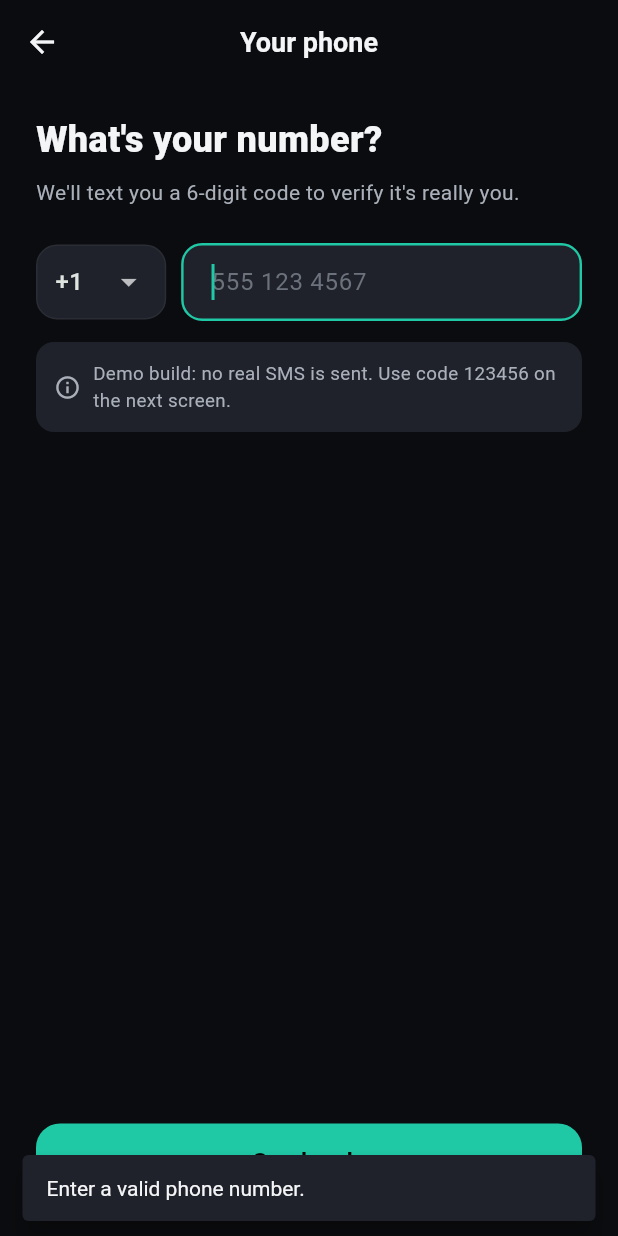
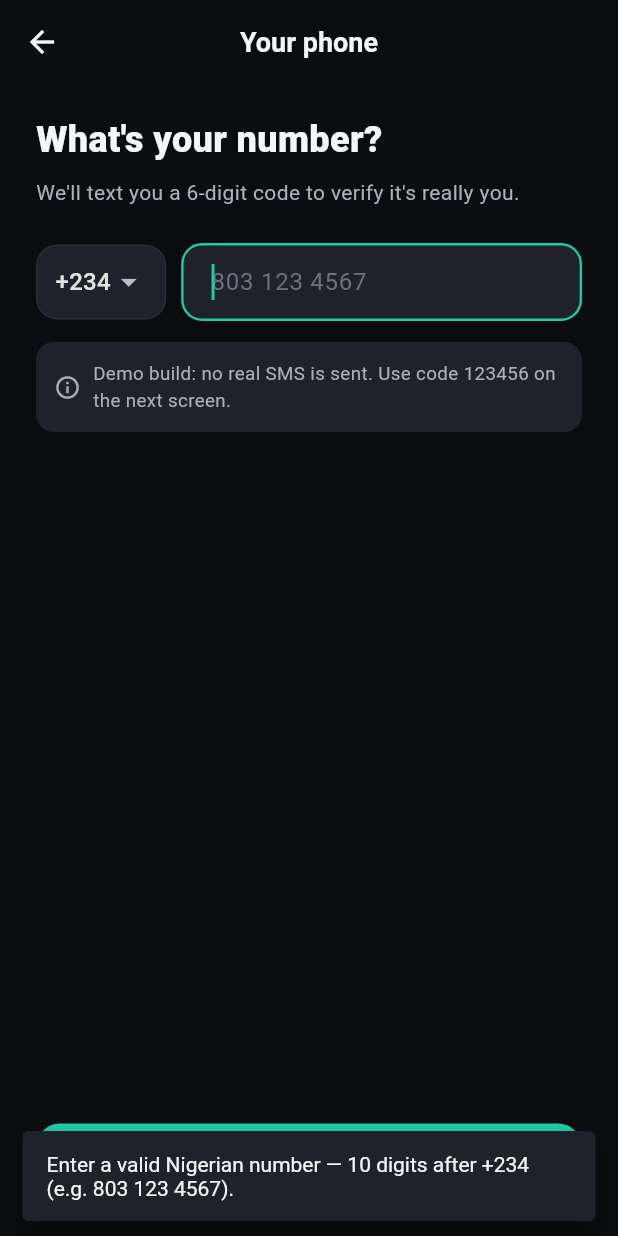
Before and after one commit to YoboZorle/thrift, a Flutter app: the PhoneInputScreen screen opened directly, after a tap on "Send code", on a phone screen of 412 x 824 dp. Run offline on Flutter 3.47's test engine with Material 3 defaults, Android fonts, the phone set to English and light mode, and no system bars; our stand-ins replace flutter_local_notifications, geolocator, image_picker, permission_handler, shared_preferences; missing offline and left inert: dropdown_flutter; accounts and stored records are empty; network calls fail.

```diff
--- a/lib/models/user_model.dart
+++ b/lib/models/user_model.dart
@@ -13,6 +13,10 @@ class UserModel {
   final String? gender;
   final DateTime? dob;
   final DateTime createdAt;
+
+  /// True once the user has explicitly finished profile setup (lets us persist
+  /// partial drafts without prematurely advancing past the setup screen).
+  final bool profileComplete;
 
   // Manual identity verification.
   final VerificationStatus verificationStatus;
@@ -33,6 +37,7 @@ class UserModel {
     this.gender,
     this.dob,
     required this.createdAt,
+    this.profileComplete = false,
     this.verificationStatus = VerificationStatus.unverified,
     this.verificationPhotos = const [],
     this.idType,
@@ -50,6 +55,7 @@ class UserModel {
     String? email,
     String? gender,
     DateTime? dob,
+    bool? profileComplete,
     VerificationStatus? verificationStatus,
     List<String>? verificationPhotos,
     String? idType,
@@ -68,6 +74,7 @@ class UserModel {
       gender: gender ?? this.gender,
       dob: dob ?? this.dob,
       createdAt: createdAt,
+      profileComplete: profileComplete ?? this.profileComplete,
       verificationStatus: verificationStatus ?? this.verificationStatus,
       verificationPhotos: verificationPhotos ?? this.verificationPhotos,
       idType: idType ?? this.idType,
@@ -88,6 +95,7 @@ class UserModel {
         'gender': gender,
         'dob': dob?.toIso8601String(),
         'createdAt': createdAt.toIso8601String(),
+        'profileComplete': profileComplete,
         'verificationStatus': verificationStatus.name,
         'verificationPhotos': verificationPhotos,
         'idType': idType,
@@ -107,6 +115,11 @@ class UserModel {
         gender: map['gender'] as String?,
         dob: map['dob'] == null ? null : DateTime.tryParse(map['dob'] as String),
         createdAt: DateTime.parse(map['createdAt'] as String),
+        profileComplete: (map['profileComplete'] as bool?) ??
+            ((map['name'] ?? '').toString().trim().isNotEmpty &&
+                map['gender'] != null &&
+                map['dob'] != null &&
+                (map['city'] ?? '').toString().trim().isNotEmpty),
         verificationStatus:
             VerificationStatusX.fromName(map['verificationStatus'] as String?),
         verificationPhotos:
--- a/lib/screens/auth/phone_input_screen.dart
+++ b/lib/screens/auth/phone_input_screen.dart
@@ -15,7 +15,7 @@ class PhoneInputScreen extends StatefulWidget {
 
 class _PhoneInputScreenState extends State<PhoneInputScreen> {
   final _controller = TextEditingController();
-  String _dialCode = '+1';
+  String _dialCode = '+234';
 
   @override
   void dispose() {
@@ -23,11 +23,27 @@ class _PhoneInputScreenState extends State<PhoneInputScreen> {
     super.dispose();
   }
 
+  /// Normalises the entered number to its national significant digits, or null
+  /// if it isn't valid for the selected country. Drops a local trunk '0' (e.g.
+  /// 0803… → 803…) which Nigerians commonly type.
+  String? _normalized() {
+    var raw = _controller.text.trim().replaceAll(RegExp(r'[^0-9]'), '');
+    if (raw.startsWith('0')) raw = raw.replaceFirst(RegExp(r'^0+'), '');
+    if (_dialCode == '+234') {
+      return raw.length == 10 ? raw : null; // NG national numbers are 10 digits
+    }
+    return (raw.length >= 7 && raw.length <= 14) ? raw : null;
+  }
+
   Future<void> _submit() async {
-    final raw = _controller.text.trim().replaceAll(RegExp(r'[^0-9]'), '');
-    if (raw.length < 6) {
+    final raw = _normalized();
+    if (raw == null) {
       ScaffoldMessenger.of(context).showSnackBar(
-        const SnackBar(content: Text('Enter a valid phone number.')),
+        SnackBar(
+          content: Text(_dialCode == '+234'
+              ? 'Enter a valid Nigerian number — 10 digits after +234 (e.g. 803 123 4567).'
+              : 'Enter a valid phone number.'),
+        ),
       );
       return;
     }
@@ -88,8 +104,11 @@ class _PhoneInputScreenState extends State<PhoneInputScreen> {
                       inputFormatters: [
                         FilteringTextInputFormatter.allow(RegExp(r'[0-9 ]')),
                       ],
-                      decoration: const InputDecoration(
-                        hintText: '555 123 4567',
+                      maxLength: 15,
+                      decoration: InputDecoration(
+                        counterText: '',
+                        hintText:
+                            _dialCode == '+234' ? '803 123 4567' : '555 123 4567',
                       ),
                     ),
                   ),
@@ -146,7 +165,7 @@ class _DialCodePicker extends StatelessWidget {
   final String value;
   final ValueChanged<String> onChanged;
 
-  static const _codes = ['+1', '+44', '+234', '+91', '+27', '+254', '+233'];
+  static const _codes = ['+234', '+1', '+44', '+91', '+27', '+254', '+233'];
 
   @override
   Widget build(BuildContext context) {
--- a/lib/screens/home/home_shell.dart
+++ b/lib/screens/home/home_shell.dart
@@ -46,8 +46,10 @@ class _HomeShellState extends State<HomeShell> {
   @override
   Widget build(BuildContext context) {
     final swipeMatch = context.watch<SwipeMatchProvider>();
-    // New admirers waiting → Matches tab; unread (unopened) chats → Chats tab.
-    final likesBadge = swipeMatch.likesYouCount;
+    // Matches tab: new admirers waiting + matches not yet opened (followed up).
+    // Chats tab: unread (unopened) conversations.
+    final likesBadge =
+        swipeMatch.likesYouCount + swipeMatch.unseenMatchCount;
     final chatBadge = swipeMatch.unseenMatchCount;
 
     return Scaffold(
--- a/lib/screens/swipe/widgets/swipe_card.dart
+++ b/lib/screens/swipe/widgets/swipe_card.dart
@@ -198,7 +198,9 @@ class _SwipeCardState extends State<SwipeCard> {
                     ),
                   ),
                   const SizedBox(height: 12),
-                  Row(
+                  Wrap(
+                    crossAxisAlignment: WrapCrossAlignment.center,
+                    runSpacing: 4,
                     children: [
                       if (item.estimatedValue != null) ...[
                         _meta('≈ ${Formatters.money(item.estimatedValue!)}'),
```
Also changed, not shown: lib/providers/auth_provider.dart (+44 -4 lines), lib/screens/auth/otp_screen.dart (+15 -2 lines), lib/screens/auth/profile_setup_screen.dart (+24 -3 lines), lib/screens/auth/verification_screen.dart (+39 -6 lines), lib/screens/matches/likes_you_section.dart (+67 -7 lines), lib/screens/matches/matches_screen.dart (+16 -5 lines).
